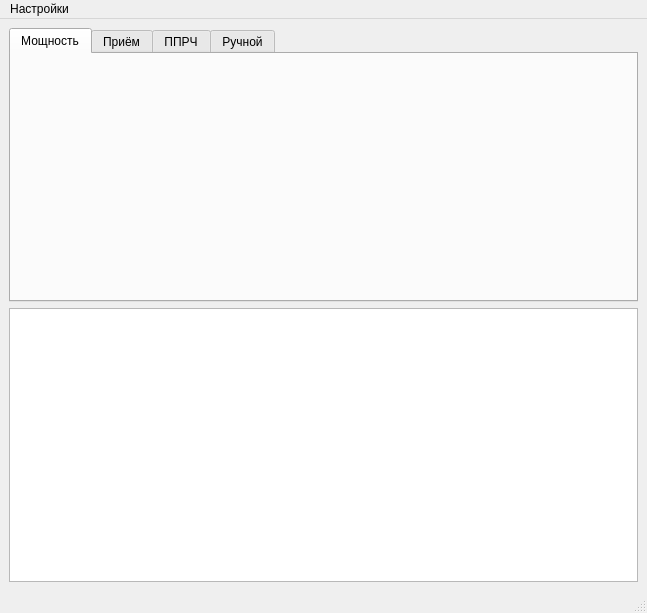
Old version of the form mainwindow.ui in the repository vitalisimys/Check_station.
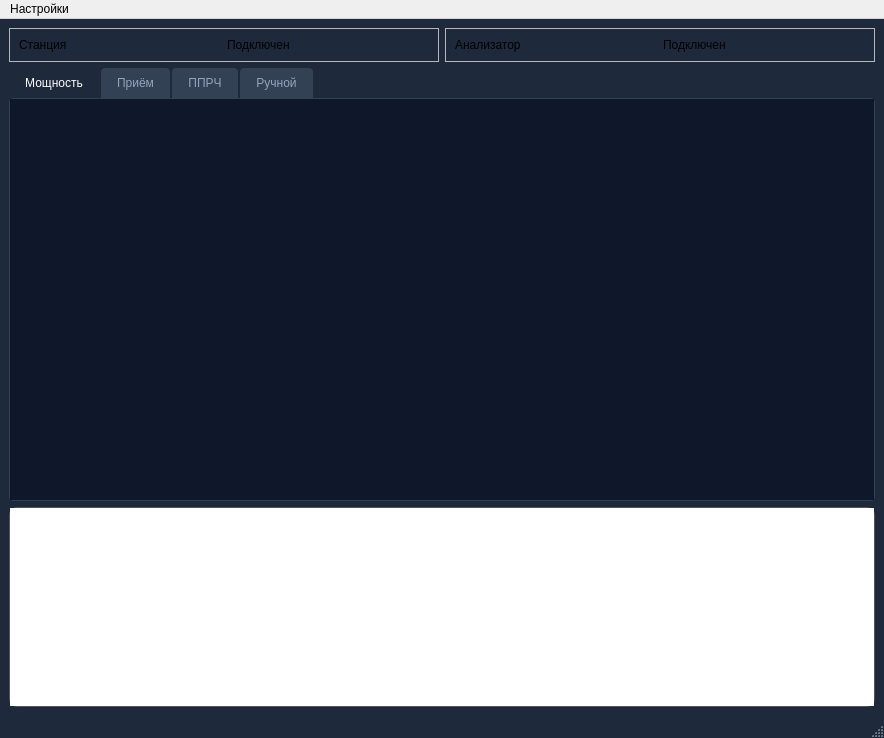
New version of the form. Icons and pictures are not drawn.

Commit message: Пилю интерфейс

The edit to the form file:
```diff
--- a/mainwindow.ui
+++ b/mainwindow.ui
@@ -2,25 +2,133 @@
 <ui version="4.0">
  <class>MainWindow</class>
  <widget class="QMainWindow" name="MainWindow">
+  <property name="enabled">
+   <bool>true</bool>
+  </property>
   <property name="geometry">
    <rect>
     <x>0</x>
     <y>0</y>
-    <width>647</width>
-    <height>613</height>
+    <width>884</width>
+    <height>738</height>
    </rect>
   </property>
   <property name="windowTitle">
    <string>MainWindow</string>
   </property>
+  <property name="styleSheet">
+   <string notr="true">#MainWindow {
+    background-color: #1e293b;        /* Тёмно-синий фон */
+    color: #e2e8f0;                    /* Светлый текст */
+}
+</string>
+  </property>
   <widget class="QWidget" name="centralwidget">
+   <property name="styleSheet">
+    <string notr="true">#centralwidget {
+    background-color: #1e293b;        /* Тёмно-синий фон */
+    color: #e2e8f0;                    /* Светлый текст */
+}
+</string>
+   </property>
    <layout class="QVBoxLayout" name="verticalLayout">
+    <item>
+     <layout class="QHBoxLayout" name="horizontalLayout">
+      <item>
+       <widget class="QFrame" name="frame">
+        <property name="frameShape">
+         <enum>QFrame::StyledPanel</enum>
+        </property>
+        <property name="frameShadow">
+         <enum>QFrame::Raised</enum>
+        </property>
+        <layout class="QHBoxLayout" name="horizontalLayout_2">
+         <item>
+          <widget class="QLabel" name="label">
+           <property name="text">
+            <string>Станция</string>
+           </property>
+          </widget>
+         </item>
+         <item>
+          <widget class="QLabel" name="label_3">
+           <property name="text">
+            <string>Подключен</string>
+           </property>
+          </widget>
+         </item>
+        </layout>
+       </widget>
+      </item>
+      <item>
+       <widget class="QFrame" name="frame_2">
+        <property name="frameShape">
+         <enum>QFrame::StyledPanel</enum>
+        </property>
+        <property name="frameShadow">
+         <enum>QFrame::Raised</enum>
+        </property>
+        <layout class="QHBoxLayout" name="horizontalLayout_3">
+         <item>
+          <widget class="QLabel" name="label_2">
+           <property name="text">
+            <string>Анализатор</string>
+           </property>
+          </widget>
+         </item>
+         <item>
+          <widget class="QLabel" name="label_4">
+           <property name="text">
+            <string>Подключен</string>
+           </property>
+          </widget>
+         </item>
+        </layout>
+       </widget>
+      </item>
+     </layout>
+    </item>
     <item>
      <widget class="QTabWidget" name="tabWidget">
+      <property name="enabled">
+       <bool>true</bool>
+      </property>
+      <property name="styleSheet">
+       <string notr="true">QTabWidget::pane {
+    border: 1px solid #334155;
+    background-color: #0f172a;
+    border-radius: 4px;
+}
+
+
+QTabBar::tab {
+    background-color: #334155;
+    color: #94a3b8;
+    padding: 8px 16px;
+    margin-right: 2px;
+    border-top-left-radius: 4px;
+    border-top-right-radius: 4px;
+}
+
+QTabBar::tab:selected {
+    background-color: #1e293b;
+    color: #ffffff;
+}
+
+QTabBar::tab:hover:!selected {
+    background-color: #475569;
+}</string>
+      </property>
       <property name="currentIndex">
        <number>0</number>
       </property>
       <widget class="QWidget" name="tab">
+       <property name="styleSheet">
+        <string notr="true">#tab {
+background: #0f172a;
+border: 1px sold
+}</string>
+       </property>
        <attribute name="title">
         <string>Мощность</string>
        </attribute>
@@ -43,7 +151,81 @@
      </widget>
     </item>
     <item>
-     <widget class="QTextEdit" name="textEdit"/>
+     <widget class="QTextEdit" name="logTextEdit">
+      <property name="sizePolicy">
+       <sizepolicy hsizetype="Preferred" vsizetype="Preferred">
+        <horstretch>0</horstretch>
+        <verstretch>0</verstretch>
+       </sizepolicy>
+      </property>
+      <property name="minimumSize">
+       <size>
+        <width>0</width>
+        <height>200</height>
+       </size>
+      </property>
+      <property name="maximumSize">
+       <size>
+        <width>16777215</width>
+        <height>16777215</height>
+       </size>
+      </property>
+      <property name="styleSheet">
+       <string notr="true">#logTextEdit {
+    background: qlineargradient(x1:0, y1:0, x2:0, y2:1,
+                                stop:0 #333333, stop:1 #1A1A1A); /* Вертикальный градиент */
+    border: 1px solid #555555; /* Тонкая рамка */
+    border-radius: 8px;        /* Закругленные углы */
+}
+
+/* Стиль для вертикальной полосы прокрутки внутри QTextEdit */
+QScrollBar:vertical {
+    width: 16px;
+    background: qlineargradient(x1:0, y1:0, x2:0, y2:1, stop:0 #333333, stop:1 #1A1A1A);
+    margin: 16px 0 16px 0;
+}
+
+/* Стиль для движка полосы прокрутки */
+QScrollBar::handle:vertical {
+    background: qlineargradient(x1:0, y1:0, x2:0, y2:1, stop:0 #4C4C4C, stop:1 #333333);
+    min-height: 20px;
+    border-radius: 8px;
+}
+
+/* Стиль для движка при наведении */
+QScrollBar::handle:vertical:hover {
+    background: qlineargradient(x1:0, y1:0, x2:0, y2:1, stop:0 #5A5A5A, stop:1 #444444);
+}
+
+/* Стиль для кнопки &quot;вниз&quot; */
+QScrollBar::add-line:vertical {
+    height: 16px;
+    subcontrol-position: bottom;
+    subcontrol-origin: margin;
+    image: url(:/caret-down.svg);
+}
+
+/* Стиль для кнопки &quot;вверх&quot; */
+QScrollBar::sub-line:vertical {
+    height: 16px;
+    subcontrol-position: top;
+    subcontrol-origin: margin;
+    image: url(:/caret-up.svg);
+}
+
+/* Стиль для фона между движком и кнопками */
+QScrollBar::add-page:vertical, 
+QScrollBar::sub-page:vertical {
+    background: none;
+}</string>
+      </property>
+      <property name="sizeAdjustPolicy">
+       <enum>QAbstractScrollArea::AdjustIgnored</enum>
+      </property>
+      <property name="readOnly">
+       <bool>true</bool>
+      </property>
+     </widget>
     </item>
    </layout>
   </widget>
@@ -52,7 +234,7 @@
     <rect>
      <x>0</x>
      <y>0</y>
-     <width>647</width>
+     <width>884</width>
      <height>23</height>
     </rect>
    </property>
```
The commit also changes 7 other files.
